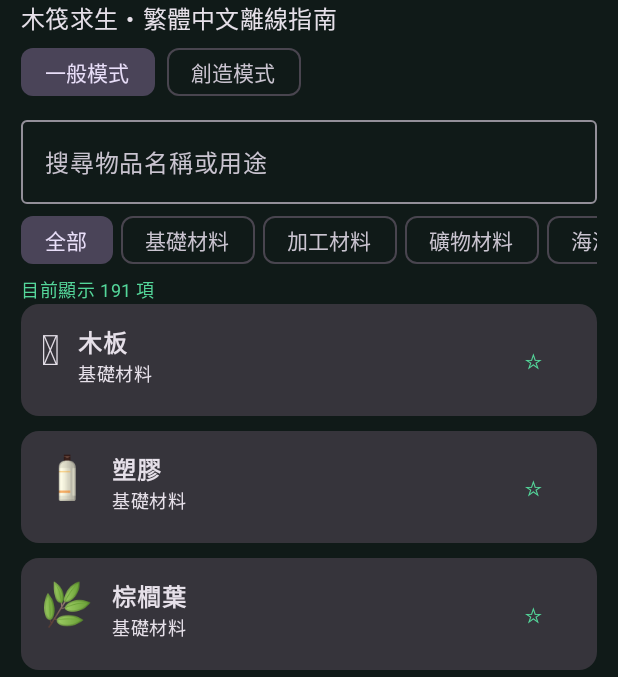
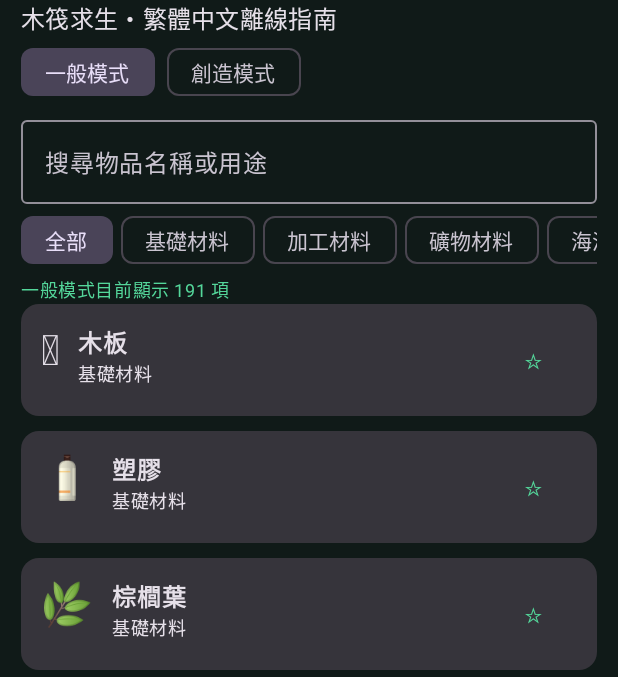
Before and after one commit to a0906701882-byte/raft-guide, an Android app built with Jetpack Compose: the screen it shows after launch (MainActivity), on a phone screen of 412 x 824 dp, the part 96-773 px from its top. Run offline under Robolectric (Android 15) with nearby library versions, the phone set to English and light mode, and no system bars.

Commit message:
Label item count by selected mode

```diff
--- a/app/src/main/java/com/watermelon/raftguide/MainActivity.kt
+++ b/app/src/main/java/com/watermelon/raftguide/MainActivity.kt
@@ -468,7 +468,7 @@ fun GuideApp(){
  if(page=="物品百科")LazyRow(horizontalArrangement=Arrangement.spacedBy(5.dp)){items(categories){c->FilterChip(selected=category==c,onClick={category=c},label={Text(c)})}}
  if(chosen==null){
  val list=if(page=="收藏")favoriteItems else filtered
-  Text("目前顯示 ${list.size} 項",style=MaterialTheme.typography.bodySmall,color=MaterialTheme.colorScheme.primary)
+  Text("${if(page=="收藏")"收藏" else mode}目前顯示 ${list.size} 項",style=MaterialTheme.typography.bodySmall,color=MaterialTheme.colorScheme.primary)
 
  LazyColumn(Modifier.weight(1f).fillMaxWidth(),verticalArrangement=Arrangement.spacedBy(10.dp),contentPadding=PaddingValues(bottom=32.dp)){
  items(list,key={it.name+it.cat},contentType={"raft_item"}){item->Card(Modifier.fillMaxWidth().clickable{chosen=item}){
```
